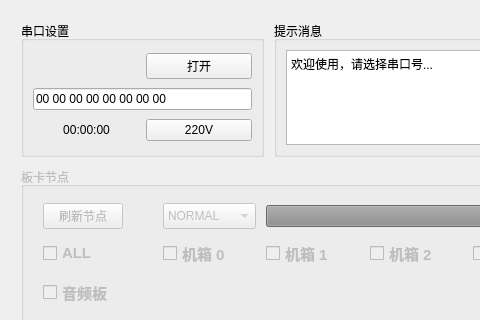
Before: the Qt Designer form ProgramUpdate.ui in chenzhipeng-hqu/python, drawn with Qt 5; both pictures show x 0 to 480 and y 0 to 320 of the 1022 by 732 pixel window.
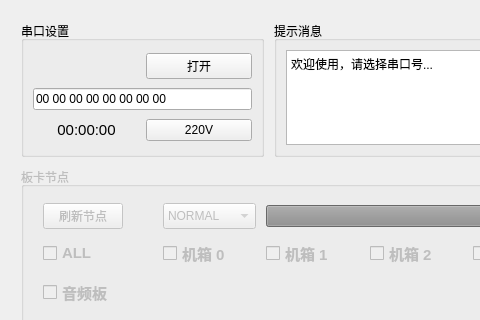
After: the same form once the commit is applied.

The edit to the form file:
```diff
--- a/ProgramUpdate.ui
+++ b/ProgramUpdate.ui
@@ -212,6 +212,11 @@
             </item>
             <item row="2" column="0">
              <widget class="QLabel" name="timeDisp">
+              <property name="font">
+               <font>
+                <pointsize>11</pointsize>
+               </font>
+              </property>
               <property name="layoutDirection">
                <enum>Qt::LeftToRight</enum>
               </property>
```
